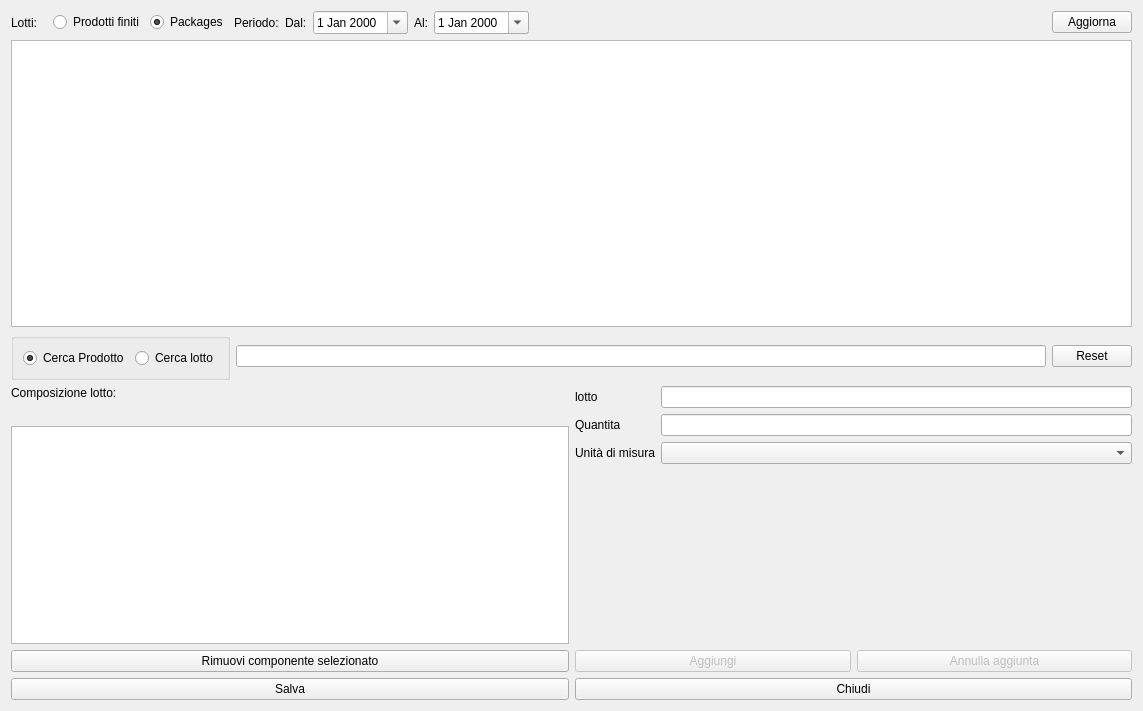
First picture: the form in hmodifyprod.ui, repository fblabs/hamlet-mod-sancon, before the edit.
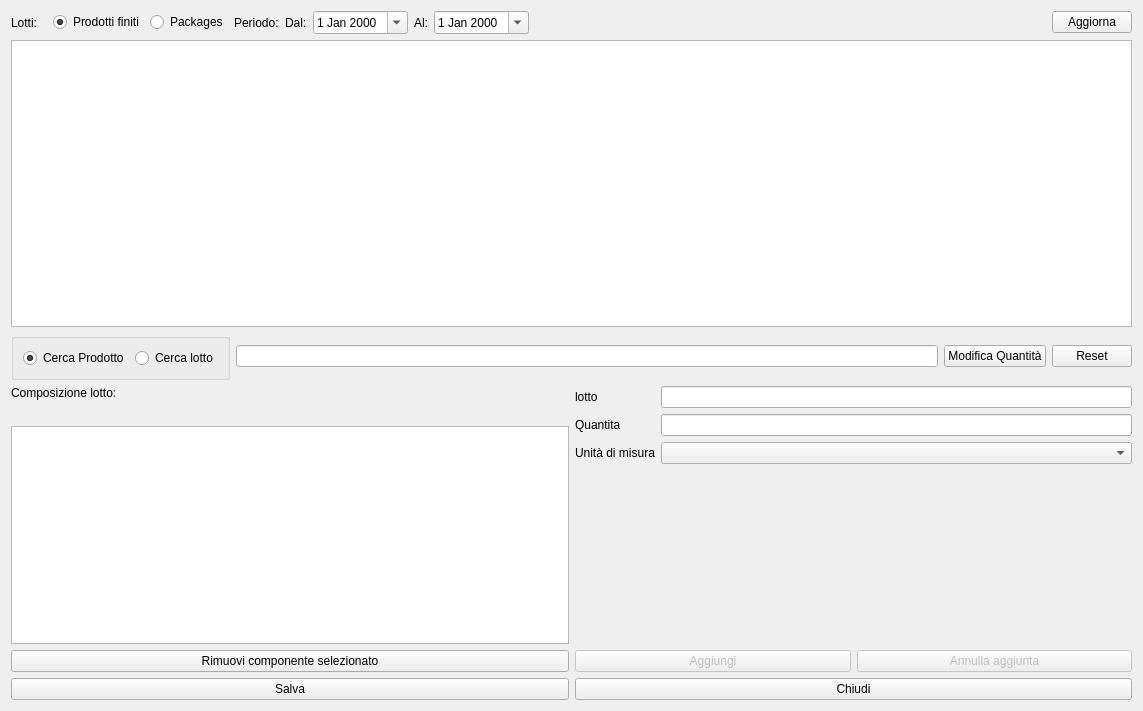
Second picture: the form after the edit. Icons and pictures are not drawn.

```diff
--- a/hmodifyprod.ui
+++ b/hmodifyprod.ui
@@ -37,6 +37,9 @@
          <property name="text">
           <string>Prodotti finiti</string>
          </property>
+         <property name="checked">
+          <bool>true</bool>
+         </property>
         </widget>
        </item>
        <item>
@@ -45,7 +48,7 @@
           <string>Packages</string>
          </property>
          <property name="checked">
-          <bool>true</bool>
+          <bool>false</bool>
          </property>
         </widget>
        </item>
@@ -186,6 +189,23 @@
          </property>
         </widget>
        </item>
+       <item>
+        <widget class="QPushButton" name="pbUpdateAmount">
+         <property name="text">
+          <string>Modifica Quantità</string>
+         </property>
+         <property name="icon">
+          <iconset resource="icons.qrc">
+           <normaloff>:/Resources/Line-chart64.png</normaloff>:/Resources/Line-chart64.png</iconset>
+         </property>
+         <property name="iconSize">
+          <size>
+           <width>32</width>
+           <height>32</height>
+          </size>
+         </property>
+        </widget>
+       </item>
        <item>
         <widget class="QPushButton" name="pushButton_7">
          <property name="text">
```
Left out of the diff: 10 changed lines with no effect on the pictures.
